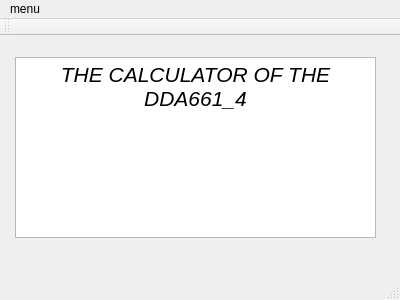
Above: dribl.ui from dda-661-4/project before the change. Below: the same form after it.
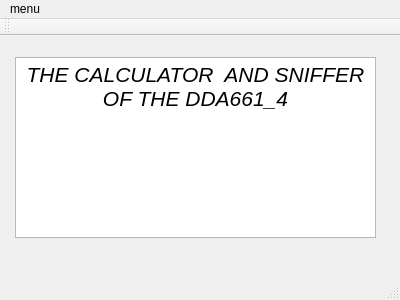
That is the form after the change.

Patch:
```diff
--- a/dribl.ui
+++ b/dribl.ui
@@ -28,7 +28,7 @@
 &lt;html&gt;&lt;head&gt;&lt;meta name=&quot;qrichtext&quot; content=&quot;1&quot; /&gt;&lt;style type=&quot;text/css&quot;&gt;
 p, li { white-space: pre-wrap; }
 &lt;/style&gt;&lt;/head&gt;&lt;body style=&quot; font-family:'Sans Serif'; font-size:9pt; font-weight:400; font-style:normal;&quot;&gt;
-&lt;p align=&quot;center&quot; style=&quot; margin-top:0px; margin-bottom:0px; margin-left:0px; margin-right:0px; -qt-block-indent:0; text-indent:0px;&quot;&gt;&lt;span style=&quot; font-size:16pt; font-style:italic;&quot;&gt;THE CALCULATOR OF THE DDA661_4&lt;/span&gt;&lt;/p&gt;&lt;/body&gt;&lt;/html&gt;</string>
+&lt;p align=&quot;center&quot; style=&quot; margin-top:0px; margin-bottom:0px; margin-left:0px; margin-right:0px; -qt-block-indent:0; text-indent:0px;&quot;&gt;&lt;span style=&quot; font-size:16pt; font-style:italic;&quot;&gt;THE CALCULATOR  AND SNIFFER OF THE DDA661_4&lt;/span&gt;&lt;/p&gt;&lt;/body&gt;&lt;/html&gt;</string>
     </property>
    </widget>
   </widget>
```
